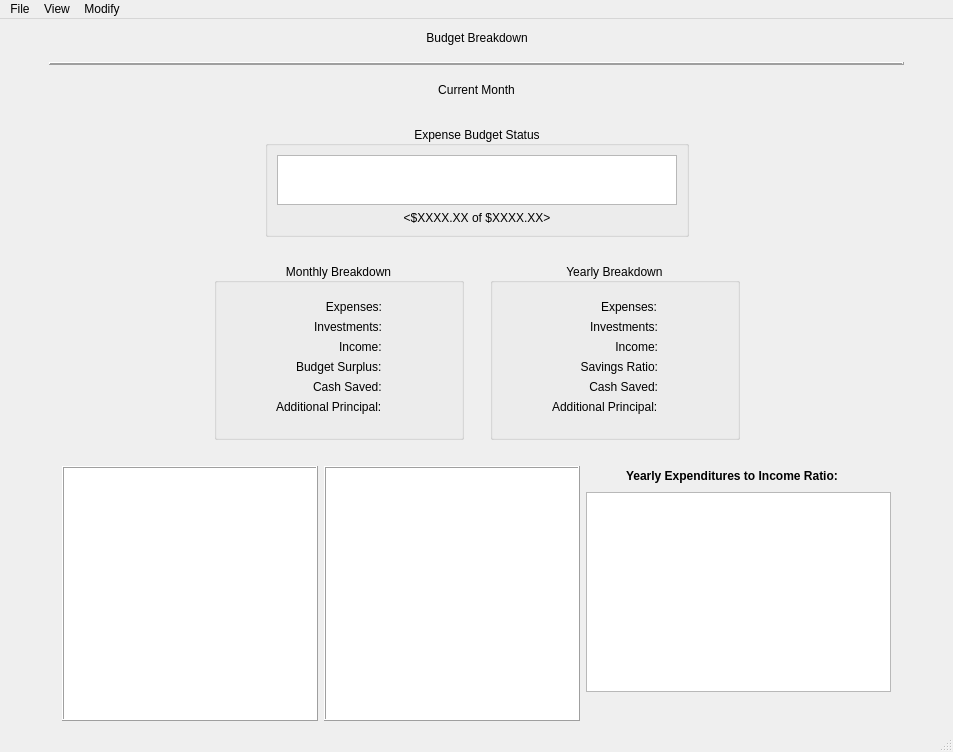
Qt form CashFlowManager/mainwindow.ui (epw7856/CashFlowManager) before a commit.
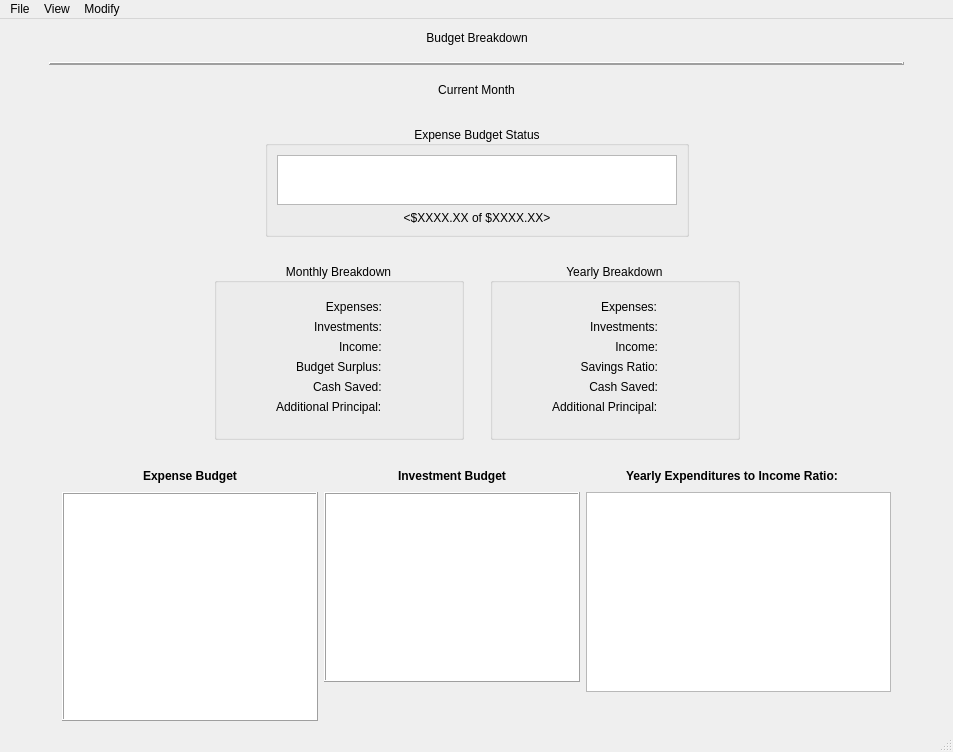
The same form after that commit. Custom widgets are drawn as their Qt base class.

Commit message: Added new app icon and updated various main window UI components.

Patch:
```diff
--- a/CashFlowManager/mainwindow.ui
+++ b/CashFlowManager/mainwindow.ui
@@ -650,6 +650,55 @@
       </item>
       <item>
        <layout class="QVBoxLayout" name="verticalLayout_10">
+        <item>
+         <layout class="QHBoxLayout" name="horizontalLayout_4">
+          <item>
+           <spacer name="horizontalSpacer_22">
+            <property name="orientation">
+             <enum>Qt::Horizontal</enum>
+            </property>
+            <property name="sizeHint" stdset="0">
+             <size>
+              <width>40</width>
+              <height>20</height>
+             </size>
+            </property>
+           </spacer>
+          </item>
+          <item>
+           <widget class="QLabel" name="label_19">
+            <property name="sizePolicy">
+             <sizepolicy hsizetype="Preferred" vsizetype="Fixed">
+              <horstretch>0</horstretch>
+              <verstretch>0</verstretch>
+             </sizepolicy>
+            </property>
+            <property name="font">
+             <font>
+              <weight>75</weight>
+              <bold>true</bold>
+             </font>
+            </property>
+            <property name="text">
+             <string>Expense Budget</string>
+            </property>
+           </widget>
+          </item>
+          <item>
+           <spacer name="horizontalSpacer_23">
+            <property name="orientation">
+             <enum>Qt::Horizontal</enum>
+            </property>
+            <property name="sizeHint" stdset="0">
+             <size>
+              <width>40</width>
+              <height>20</height>
+             </size>
+            </property>
+           </spacer>
+          </item>
+         </layout>
+        </item>
         <item>
          <widget class="QTableView" name="tableViewMonthlyExpenses">
           <property name="sizePolicy">
@@ -708,6 +757,49 @@
       </item>
       <item>
        <layout class="QVBoxLayout" name="verticalLayout_8">
+        <item>
+         <layout class="QHBoxLayout" name="horizontalLayout_3">
+          <item>
+           <spacer name="horizontalSpacer_20">
+            <property name="orientation">
+             <enum>Qt::Horizontal</enum>
+            </property>
+            <property name="sizeHint" stdset="0">
+             <size>
+              <width>40</width>
+              <height>20</height>
+             </size>
+            </property>
+           </spacer>
+          </item>
+          <item>
+           <widget class="QLabel" name="label_18">
+            <property name="font">
+             <font>
+              <weight>75</weight>
+              <bold>true</bold>
+             </font>
+            </property>
+            <property name="text">
+             <string>Investment Budget</string>
+            </property>
+           </widget>
+          </item>
+          <item>
+           <spacer name="horizontalSpacer_21">
+            <property name="orientation">
+             <enum>Qt::Horizontal</enum>
+            </property>
+            <property name="sizeHint" stdset="0">
+             <size>
+              <width>40</width>
+              <height>20</height>
+             </size>
+            </property>
+           </spacer>
+          </item>
+         </layout>
+        </item>
         <item>
          <widget class="QTableView" name="tableViewMonthlyInvestments">
           <property name="sizePolicy">
@@ -753,6 +845,19 @@
           </attribute>
          </widget>
         </item>
+        <item>
+         <spacer name="verticalSpacer_8">
+          <property name="orientation">
+           <enum>Qt::Vertical</enum>
+          </property>
+          <property name="sizeHint" stdset="0">
+           <size>
+            <width>20</width>
+            <height>40</height>
+           </size>
+          </property>
+         </spacer>
+        </item>
        </layout>
       </item>
       <item>
```
Left out of the diff: 6 changed lines with no effect on the pictures. The commit also changes 3 other files.
